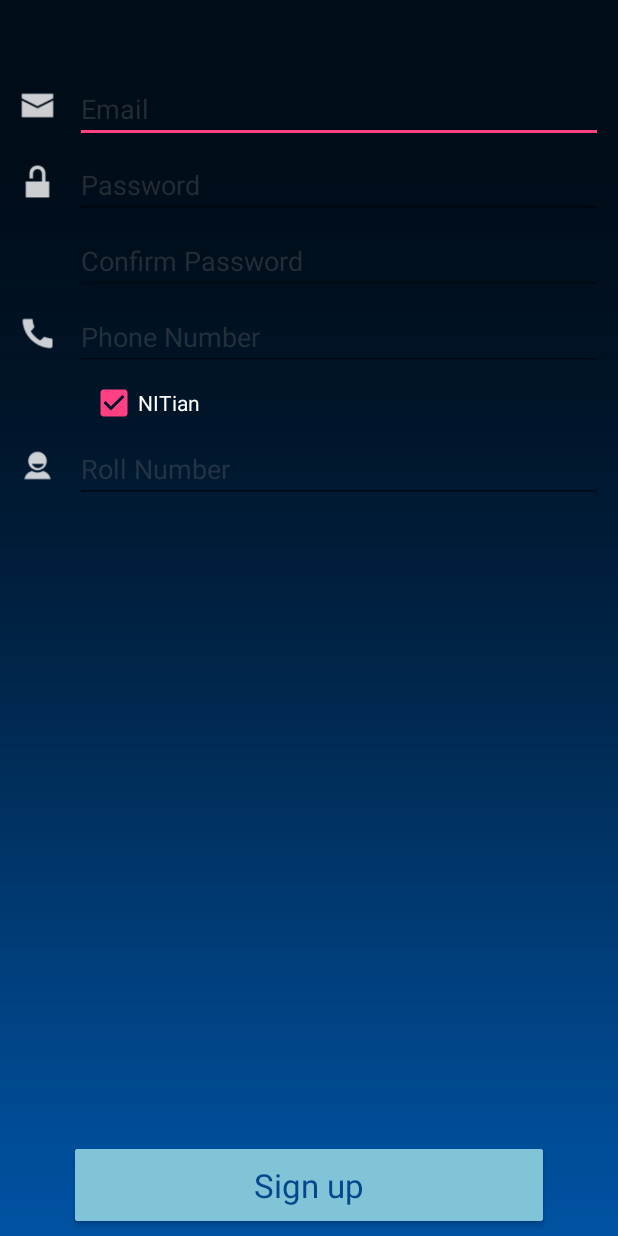
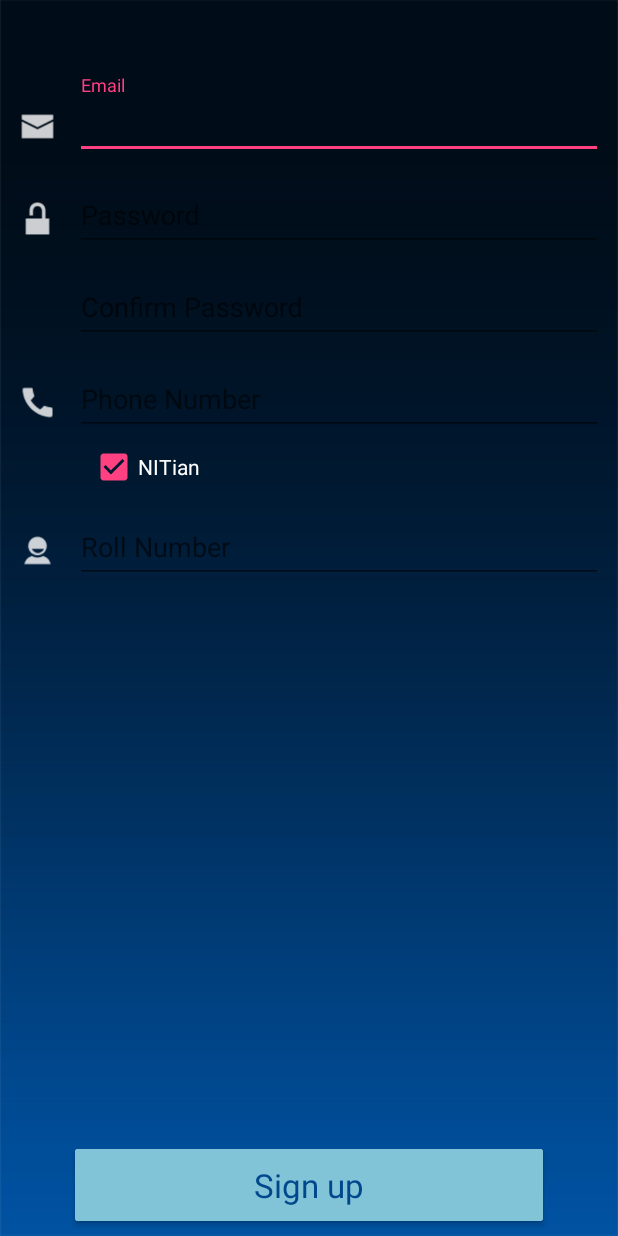
Before and after one commit to appteam-nith/festnimbus, an Android app: the Registar screen opened directly, with no data from a screen before it, after a tap on "Sign up", on a phone screen of 412 x 824 dp. Run offline under Robolectric (Android 15) with nearby library versions, the phone set to English and light mode, and no system bars; our stand-ins replace Volley; libraries missing offline, so code that uses them is left out: net.steamcrafted.loadtoast; network calls fail; 5 statements that could not run were skipped; 1 other tap on this screen came first.

Commit message:
Final Login and Registar Code

```diff
--- a/app/build.gradle
+++ b/app/build.gradle
@@ -27,4 +27,6 @@ dependencies {
     compile 'com.google.android.gms:play-services:8.1.0'
     compile 'com.mcxiaoke.volley:library:1.0.19'
     compile 'com.android.support:support-v4:23.1.1'
+    compile 'com.github.siyamed:android-shape-imageview:0.9.3'
+    compile 'net.steamcrafted:load-toast:1.0.10'
 }
--- a/app/src/main/java/com/appteam/nimbus/DepartmentalTeam.java
+++ b/app/src/main/java/com/appteam/nimbus/DepartmentalTeam.java
@@ -24,6 +24,7 @@ MyAdapter adapter;
         adapter=new MyAdapter(getSupportFragmentManager());
         viewPager.setAdapter(adapter);
         tabLayout.setupWithViewPager(viewPager);
+        viewPager.setPageTransformer(false,new ReaderViewPageTransformer(ReaderViewPageTransformer.TransformType.FLOW));
 
     }
 
--- a/app/src/main/java/com/appteam/nimbus/PersonalData.java
+++ b/app/src/main/java/com/appteam/nimbus/PersonalData.java
@@ -8,10 +8,6 @@ import android.content.SharedPreferences;
  */
 public class PersonalData {
     private static final String TOKEN ="token" ;
-    private  final String NODATA ="N/A" ;
-    private  final String NAME = "name";
-    private  final String EMAIL = "email";
-    private  final String URL = "url";
     private  final String STATUS="STATUS";
     private Context context;
     private SharedPreferences.Editor editor = null;
@@ -29,11 +25,8 @@ public class PersonalData {
         return getSharedPreferences().edit();
     }
 
-    public void SaveData(boolean status,String name, String email, String url) {
+    public void SaveData(boolean status) {
         editor.putBoolean(STATUS,status);
-        editor.putString(NAME, name);
-        editor.putString(EMAIL, email);
-        editor.putString(URL, url);
         editor.commit();
     }
     public  void SaveToken(String token){
@@ -41,17 +34,6 @@ public class PersonalData {
         editor.commit();
     }
 
-    public String getNAME() {
-        return getSharedPreferences().getString(NAME,NODATA);
-    }
-
-    public String getEMAIL() {
-        return getSharedPreferences().getString(EMAIL,NODATA);
-    }
-
-    public String getURL() {
-        return getSharedPreferences().getString(URL,NODATA);
-    }
     public boolean getStatus(){
         return getSharedPreferences().getBoolean(STATUS,false);
 
--- a/app/src/main/java/com/appteam/nimbus/Registar.java
+++ b/app/src/main/java/com/appteam/nimbus/Registar.java
@@ -2,7 +2,10 @@ package com.appteam.nimbus;
 
 import android.content.Intent;
 import android.os.Bundle;
+import android.support.design.widget.TextInputLayout;
 import android.support.v7.app.AppCompatActivity;
+import android.text.Editable;
+import android.text.TextWatcher;
 import android.util.Log;
 import android.util.Patterns;
 import android.view.View;
@@ -11,10 +14,16 @@ import android.widget.EditText;
 import android.widget.Toast;
 
 import com.android.volley.AuthFailureError;
+import com.android.volley.DefaultRetryPolicy;
+import com.android.volley.NetworkResponse;
 import com.android.volley.Request;
 import com.android.volley.Response;
+import com.android.volley.ServerError;
+import com.android.volley.TimeoutError;
 import com.android.volley.VolleyError;
 import com.android.volley.toolbox.JsonObjectRequest;
+
+import net.steamcrafted.loadtoast.LoadToast;
 
 import org.json.JSONException;
 import org.json.JSONObject;
@@ -24,95 +33,186 @@ import java.util.Map;
 
 public class Registar extends AppCompatActivity {
 PersonalData personalData;
-    boolean isemail=true,ispassword=true,isphone=true;
+    private LoadToast loadToast;
+    boolean isemail=true,ispassword=true,isphone=true,isnitian=false;
     @Override
     protected void onCreate(Bundle savedInstanceState) {
         super.onCreate(savedInstanceState);
         setContentView(R.layout.activity_registar);
        personalData=new PersonalData(this);
+        loadToast=new LoadToast(this);
       final CheckBox checkBox= (CheckBox) findViewById(R.id.choice_register);
         checkBox.setOnClickListener(new View.OnClickListener() {
             @Override
             public void onClick(View view) {
-                if(checkBox.isChecked())
+                if(checkBox.isChecked()){
                 findViewById(R.id.body_roll_registar).setVisibility(View.VISIBLE);
-                else
+                isnitian=true;}
+                else{
                     findViewById(R.id.body_roll_registar).setVisibility(View.GONE);
+                isnitian=false;}
             }
         });
 
         final EditText email= (EditText) findViewById(R.id.email_registar);
         final EditText password= (EditText) findViewById(R.id.password_registar);
         final EditText confirmPassword= (EditText) findViewById(R.id.confirmPassword_registar);
-        final EditText phoneno= (EditText) findViewById(R.id.rollno_registar);
+        final EditText phoneno= (EditText) findViewById(R.id.phoneno_registar);
         final EditText rollno= (EditText) findViewById(R.id.rollno_registar);
 
-        findViewById(R.id.registar_Btn_login).setOnClickListener(new View.OnClickListener() {
+        final TextInputLayout emailTextInputLayout= (TextInputLayout) findViewById(R.id.email_registar_textinputLayout);
+        final TextInputLayout passwordTextInputLayout= (TextInputLayout) findViewById(R.id.password_registar_textinputLayout);
+        final TextInputLayout confirmTextInputLayout= (TextInputLayout) findViewById(R.id.confirmPassword_registar_textinputLayout);
+        final TextInputLayout phonenoTextInputLayout= (TextInputLayout) findViewById(R.id.phone_registar_textinputLayout);
+        TextInputLayout rollnoTextInputLayout= (TextInputLayout) findViewById(R.id.rollno_registar_textinputLayout);
+
+        findViewById(R.id.registar_Btn_registar).setOnClickListener(new View.OnClickListener() {
             @Override
             public void onClick(View view) {
-                if(ispassword&&ispassword&&isemail){
-                    sendRequest(email.getText().toString(),password.getText().toString(),phoneno.getText().toString(),rollno.getText().toString());
+                if(isemail&&ispassword&&isphone){
+                    loadToast.setText("LOADING");
+                    loadToast.show();
+                    sendRequest(email.getText().toString(),password.getText().toString(),phoneno.getText().toString(),rollno.getText().toString(),isnitian);
                 }
                 else {
                     Toast.makeText(Registar.this,"ENTER DATA REQUIRED",Toast.LENGTH_SHORT).show();
                 }
             }
         });
+        email.addTextChangedListener(new TextWatcher() {
+            @Override
+            public void beforeTextChanged(CharSequence charSequence, int i, int i1, int i2) {
 
-        email.setOnFocusChangeListener(new View.OnFocusChangeListener() {
+            }
+
             @Override
-            public void onFocusChange(View view, boolean b) {
-                if(!b){
-                    if(!Patterns.EMAIL_ADDRESS.matcher(email.getText()).matches()){
-                        Toast.makeText(Registar.this,"WRONG EMAIL ADDRESS",Toast.LENGTH_SHORT).show();
+            public void onTextChanged(CharSequence charSequence, int i, int i1, int i2) {
+
+            }
+
+            @Override
+            public void afterTextChanged(Editable editable) {
+              if(Utils.checkData(email.getText().toString())&& Patterns.EMAIL_ADDRESS.matcher(email.getText().toString()).matches()){
+                  emailTextInputLayout.setErrorEnabled(false);
+                  isemail=true;
+              }
+                else {
+                  emailTextInputLayout.setError("PLEASE ENTER THE EMAIL");
                   isemail=false;
               }
             }
+        });
+        password.addTextChangedListener(new TextWatcher() {
+            @Override
+            public void beforeTextChanged(CharSequence charSequence, int i, int i1, int i2) {
+
+            }
+
+            @Override
+            public void onTextChanged(CharSequence charSequence, int i, int i1, int i2) {
+
+            }
+
+            @Override
+            public void afterTextChanged(Editable editable) {
+if(Utils.checkData(password.getText().toString())&&password.getText().toString().length()>8){
+    passwordTextInputLayout.setErrorEnabled(false);
+}
+                else {
+
+    passwordTextInputLayout.setError("PLEASE ENTER MORE THAN 8 CHARACTER");
+}
             }
         });
-        confirmPassword.setOnFocusChangeListener(new View.OnFocusChangeListener() {
+        confirmPassword.addTextChangedListener(new TextWatcher() {
             @Override
-            public void onFocusChange(View view, boolean b) {
-                if(!confirmPassword.getText().toString().equals(password.getText().toString())){
-                    Toast.makeText(Registar.this,"WRONG PASSWORD",Toast.LENGTH_SHORT).show();
+            public void beforeTextChanged(CharSequence charSequence, int i, int i1, int i2) {
+
+            }
+
+            @Override
+            public void onTextChanged(CharSequence charSequence, int i, int i1, int i2) {
+
+            }
+
+            @Override
+            public void afterTextChanged(Editable editable) {
+if(Utils.checkData(confirmPassword.getText().toString())&&confirmPassword.getText().toString().equals(password.getText().toString())){
+    confirmTextInputLayout.setErrorEnabled(false);
+    ispassword=true;
+}
+                else {
+    confirmTextInputLayout.setError("PASSWORD DOES NOT MATCH");
     ispassword=false;
 }
             }
         });
-        phoneno.setOnFocusChangeListener(new View.OnFocusChangeListener() {
+        phoneno.addTextChangedListener(new TextWatcher() {
             @Override
-            public void onFocusChange(View view, boolean b) {
+            public void beforeTextChanged(CharSequence charSequence, int i, int i1, int i2) {
+
+            }
+
+            @Override
+            public void onTextChanged(CharSequence charSequence, int i, int i1, int i2) {
+
+            }
+
+            @Override
+            public void afterTextChanged(Editable editable) {
 if(!Patterns.PHONE.matcher(phoneno.getText().toString()).matches()){
-                    Toast.makeText(Registar.this,"WRONG PHONE NUMBER",Toast.LENGTH_SHORT).show();
+    phonenoTextInputLayout.setError("NOT VALID PHONE NUMBER");
     isphone=false;
+}
+                else {
+    phonenoTextInputLayout.setErrorEnabled(false);
+    isphone=true;
 }
             }
         });
+
     }
-    private void sendRequest(String string, String string1,String string2,String string3) {
+    private void sendRequest(String string, String string1,String string2,String string3,boolean nitian) {
         Map<String,String> params=new HashMap<String, String>();
         params.put("mobile",string2);
         params.put("email",string);
         params.put("password",string1);
         params.put("rollno",string3);
+        params.put("nitian",""+isnitian);
         Log.d("json",new JSONObject(params).toString());
         JsonObjectRequest jsonObjectRequest=new JsonObjectRequest(Request.Method.POST,getURL(), new JSONObject(params), new Response.Listener<JSONObject>() {
             @Override
             public void onResponse(JSONObject response) {
                 Log.d("qw",""+response.toString());
                 try {
+                    if(response.getString("status").equals("user created!")){
                     String token=response.getString("data");
                     personalData.SaveToken(token);
+                        personalData.SaveData(true);
                     Log.d("token",""+personalData.getToken());
+                        loadToast.success();
                     startActivity(new Intent(Registar.this,homeActivity.class));
+                    finish();}
                 } catch (JSONException e) {
                     e.printStackTrace();
+                    loadToast.error();
                 }
 
             }
         }, new Response.ErrorListener() {
             @Override
             public void onErrorResponse(VolleyError error) {
+                loadToast.error();
+                NetworkResponse networkResponse=error.networkResponse;
+                if(networkResponse.statusCode==401){
+                    Toast.makeText(Registar.this,"INVALID PASSWORD OR USERNAME",Toast.LENGTH_SHORT).show();
+                }
+                if(error instanceof TimeoutError){
+                    Toast.makeText(Registar.this,"TIME OUT ERROR",Toast.LENGTH_SHORT).show();
+                }
+                else if(error instanceof ServerError){
+                    Toast.makeText(Registar.this,"SERVICE ERROR",Toast.LENGTH_SHORT).show();
+                }
                 error.printStackTrace();
             }
         }){
@@ -123,12 +223,13 @@ PersonalData personalData;
                 return headerMap;
             }
         };
+        jsonObjectRequest.setRetryPolicy(new DefaultRetryPolicy(10000,5,DefaultRetryPolicy.DEFAULT_BACKOFF_MULT));
         MySingleton.getInstance(MyApplication.getAppContext()).addToRequestQueue(jsonObjectRequest);
     }
 
 
     private String getURL() {
-        return "https://edzoo.herokuapp.com/register/";
+        return "https://festnimbus.herokuapp.com/api/user/register";
     }
 
 }
--- a/app/src/main/res/layout/activity_registar.xml
+++ b/app/src/main/res/layout/activity_registar.xml
@@ -16,74 +16,99 @@
         android:layout_width="match_parent"
         android:layout_height="wrap_content">
         <ImageView
-            android:layout_marginTop="5dp"
+            android:layout_marginTop="19dp"
             android:layout_width="30dp"
             android:layout_height="30dp"
             android:scaleType="fitXY"
             android:src="@drawable/ic_action_email"/>
-        <EditText
-            android:inputType="textEmailAddress"
+        <android.support.design.widget.TextInputLayout
             android:layout_marginLeft="10dp"
             android:layout_width="match_parent"
             android:layout_height="wrap_content"
-            android:hint="Email"
-            android:textColor="#fff"
-            android:textColorHint="#50707070"
-            android:id="@+id/email_registar" />
+            android:id="@+id/email_registar_textinputLayout"
+            >
+            <EditText
+                android:inputType="textEmailAddress"
+                android:layout_width="match_parent"
+                android:layout_height="wrap_content"
+                android:hint="Email"
+                android:textColor="#fff"
+                android:textColorHint="#50707070"
+                android:id="@+id/email_registar" />
+        </android.support.design.widget.TextInputLayout>
+
     </LinearLayout>
     <LinearLayout
         android:layout_marginTop="5dp"
         android:layout_width="match_parent"
         android:layout_height="wrap_content">
         <ImageView
-            android:layout_marginTop="5dp"
+            android:layout_marginTop="19dp"
             android:layout_width="30dp"
             android:layout_height="30dp"
             android:scaleType="fitXY"
             android:src="@drawable/ic_action_not_secure"/>
+        <android.support.design.widget.TextInputLayout
+            android:layout_marginLeft="10dp"
+            android:layout_width="match_parent"
+            android:layout_height="wrap_content"
+            android:id="@+id/password_registar_textinputLayout"
+            >
         <EditText
             android:textColor="#fff"
             android:inputType="textPassword"
-            android:layout_marginLeft="10dp"
             android:layout_width="match_parent"
             android:layout_height="wrap_content"
             android:hint="Password"
             android:textColorHint="#50707070"
             android:id="@+id/password_registar" />
+        </android.support.design.widget.TextInputLayout>
     </LinearLayout>
     <LinearLayout
         android:layout_marginTop="5dp"
         android:layout_width="match_parent"
         android:layout_height="wrap_content">
+        <android.support.design.widget.TextInputLayout
+            android:layout_marginLeft="40dp"
+            android:layout_width="match_parent"
+            android:layout_height="wrap_content"
+            android:id="@+id/confirmPassword_registar_textinputLayout"
+            >
         <EditText
             android:textColor="#fff"
             android:inputType="textPassword"
-            android:layout_marginLeft="40dp"
             android:layout_width="match_parent"
             android:layout_height="wrap_content"
             android:hint="Confirm Password"
             android:textColorHint="#50707070"
             android:id="@+id/confirmPassword_registar" />
+        </android.support.design.widget.TextInputLayout>
     </LinearLayout>
     <LinearLayout
         android:layout_marginTop="5dp"
         android:layout_width="match_parent"
         android:layout_height="wrap_content">
         <ImageView
-            android:layout_marginTop="5dp"
+            android:layout_marginTop="19dp"
             android:layout_width="30dp"
             android:layout_height="30dp"
             android:scaleType="fitXY"
             android:src="@drawable/ic_action_call"/>
+        <android.support.design.widget.TextInputLayout
+            android:layout_marginLeft="10dp"
+            android:layout_width="match_parent"
+            android:layout_height="wrap_content"
+            android:id="@+id/phone_registar_textinputLayout"
+            >
         <EditText
             android:textColor="#fff"
             android:inputType="phone"
-            android:layout_marginLeft="10dp"
             android:layout_width="match_parent"
             android:layout_height="wrap_content"
             android:hint="Phone Number"
             android:textColorHint="#50707070"
             android:id="@+id/phoneno_registar" />
+        </android.support.design.widget.TextInputLayout>
     </LinearLayout>
     <CheckBox
         android:layout_width="match_parent"
@@ -100,19 +125,25 @@
         android:layout_width="match_parent"
         android:layout_height="wrap_content">
         <ImageView
-            android:layout_marginTop="5dp"
+            android:layout_marginTop="19dp"
             android:layout_width="30dp"
             android:layout_height="30dp"
             android:scaleType="fitXY"
             android:src="@drawable/ic_action_person"/>
+        <android.support.design.widget.TextInputLayout
+            android:layout_marginLeft="10dp"
+            android:layout_width="match_parent"
+            android:layout_height="wrap_content"
+            android:id="@+id/rollno_registar_textinputLayout"
+            >
         <EditText
             android:textColor="#fff"
             android:id="@+id/rollno_registar"
-            android:layout_marginLeft="10dp"
             android:layout_width="match_parent"
             android:layout_height="wrap_content"
             android:hint="Roll Number"
             android:textColorHint="#50707070"/>
+        </android.support.design.widget.TextInputLayout>
     </LinearLayout>
 </LinearLayout>
     <android.support.v7.widget.CardView
@@ -132,7 +163,7 @@
             android:layout_width="match_parent"
             android:layout_height="wrap_content"
             android:text="Sign up"
-            android:id="@+id/registar_Btn_login"
+            android:id="@+id/registar_Btn_registar"
             android:textColor="#01478C"
             android:textAppearance="@android:style/TextAppearance.Large"
             android:background="#81C3D7"/>
```
Also changed, not shown: app/src/main/java/com/appteam/nimbus/Login.java (+51 -17 lines), app/src/main/java/com/appteam/nimbus/ReaderViewPageTransformer.java (added, +97 -0 lines), app/src/main/java/com/appteam/nimbus/homeActivity.java (+9 -5 lines), app/src/main/res/layout/activity_login.xml (+11 -0 lines), app/src/main/res/layout/fragment_department.xml (+33 -5 lines), app/src/main/res/menu/home.xml (added, +7 -0 lines), app/src/main/res/drawable/background.jpg (deleted), app/src/main/res/drawable/background.png (added), app/src/main/res/drawable/star.png (added). Lines whose indentation alone changed are shown as unchanged.
